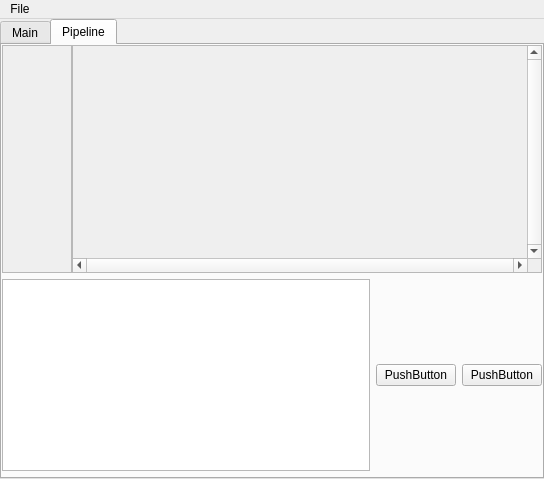
Above: hedgehog/mainwindow.ui from wellcome2AD/hedgehog before the change. Below: the same form after it.
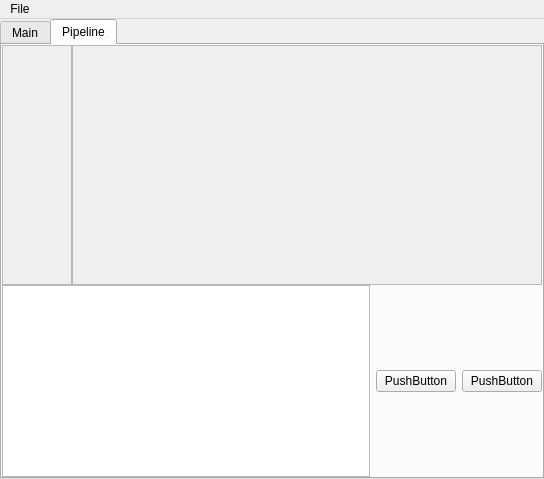
That is the form after the change. Custom widgets are drawn as their Qt base class.

```diff
--- a/hedgehog/mainwindow.ui
+++ b/hedgehog/mainwindow.ui
@@ -20,7 +20,7 @@
    <string>Hedgehog</string>
   </property>
   <widget class="QWidget" name="centralwidget">
-   <layout class="QVBoxLayout" name="verticalLayout_3">
+   <layout class="QGridLayout" name="gridLayout_4">
     <property name="leftMargin">
      <number>0</number>
     </property>
@@ -33,7 +33,7 @@
     <property name="bottomMargin">
      <number>0</number>
     </property>
-    <item>
+    <item row="0" column="0">
      <widget class="QTabWidget" name="tabWidget">
       <property name="currentIndex">
        <number>1</number>
@@ -285,7 +285,7 @@
        <attribute name="title">
         <string>Pipeline</string>
        </attribute>
-       <layout class="QGridLayout" name="gridLayout_4">
+       <layout class="QGridLayout" name="gridLayout_3">
         <property name="leftMargin">
          <number>0</number>
         </property>
@@ -303,20 +303,23 @@
         </property>
         <item row="0" column="0">
          <widget class="QSplitter" name="splitter_5">
+          <property name="sizePolicy">
+           <sizepolicy hsizetype="Preferred" vsizetype="Expanding">
+            <horstretch>0</horstretch>
+            <verstretch>0</verstretch>
+           </sizepolicy>
+          </property>
           <property name="orientation">
            <enum>Qt::Vertical</enum>
           </property>
           <property name="handleWidth">
            <number>0</number>
           </property>
-          <property name="childrenCollapsible">
-           <bool>false</bool>
-          </property>
           <widget class="QSplitter" name="splitter_4">
            <property name="sizePolicy">
             <sizepolicy hsizetype="Expanding" vsizetype="Preferred">
              <horstretch>0</horstretch>
-             <verstretch>200</verstretch>
+             <verstretch>250</verstretch>
             </sizepolicy>
            </property>
            <property name="orientation">
@@ -325,9 +328,6 @@
            <property name="handleWidth">
             <number>0</number>
            </property>
-           <property name="childrenCollapsible">
-            <bool>false</bool>
-           </property>
            <widget class="QScrollArea" name="scrollArea_2">
             <property name="sizePolicy">
              <sizepolicy hsizetype="Expanding" vsizetype="Expanding">
@@ -344,59 +344,47 @@
                <x>0</x>
                <y>0</y>
                <width>69</width>
-               <height>226</height>
+               <height>236</height>
               </rect>
              </property>
             </widget>
            </widget>
-           <widget class="BlockField" name="scrollArea">
+           <widget class="QScrollArea" name="scrollArea">
             <property name="sizePolicy">
              <sizepolicy hsizetype="Expanding" vsizetype="Expanding">
               <horstretch>100</horstretch>
               <verstretch>0</verstretch>
              </sizepolicy>
             </property>
-            <property name="verticalScrollBarPolicy">
-             <enum>Qt::ScrollBarAlwaysOn</enum>
-            </property>
-            <property name="horizontalScrollBarPolicy">
-             <enum>Qt::ScrollBarAlwaysOn</enum>
-            </property>
             <property name="widgetResizable">
              <bool>true</bool>
             </property>
-            <widget class="QWidget" name="scrollAreaWidgetContents">
+            <widget class="BlockField" name="scrollAreaWidgetContents">
              <property name="geometry">
               <rect>
                <x>0</x>
                <y>0</y>
-               <width>448</width>
-               <height>209</height>
+               <width>465</width>
+               <height>236</height>
               </rect>
              </property>
             </widget>
            </widget>
           </widget>
-          <widget class="QWidget" name="horizontalLayoutWidget">
-           <layout class="QHBoxLayout" name="horizontalLayout_3">
-            <property name="topMargin">
-             <number>6</number>
-            </property>
-            <property name="bottomMargin">
-             <number>6</number>
-            </property>
+          <widget class="QWidget" name="">
+           <layout class="QHBoxLayout" name="horizontalLayout_5">
             <item>
-             <widget class="QTextEdit" name="textEdit_2"/>
+             <widget class="QTextEdit" name="textEdit_3"/>
             </item>
             <item>
-             <widget class="QPushButton" name="pushButton">
+             <widget class="QPushButton" name="pushButton_3">
               <property name="text">
                <string>PushButton</string>
               </property>
              </widget>
             </item>
             <item>
-             <widget class="QPushButton" name="pushButton_2">
+             <widget class="QPushButton" name="pushButton_4">
               <property name="text">
                <string>PushButton</string>
               </property>
@@ -450,8 +438,8 @@
  <customwidgets>
   <customwidget>
    <class>BlockField</class>
-   <extends>QScrollArea</extends>
-   <header location="global">blockfield.h</header>
+   <extends>QWidget</extends>
+   <header>blockfield.h</header>
    <container>1</container>
   </customwidget>
  </customwidgets>
```
